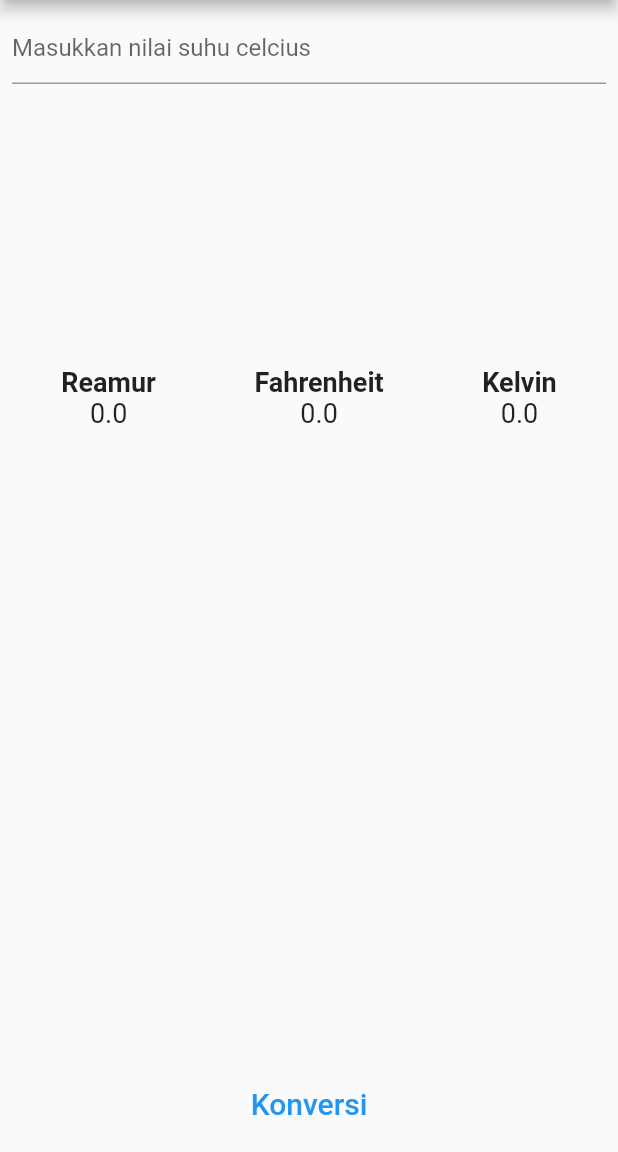
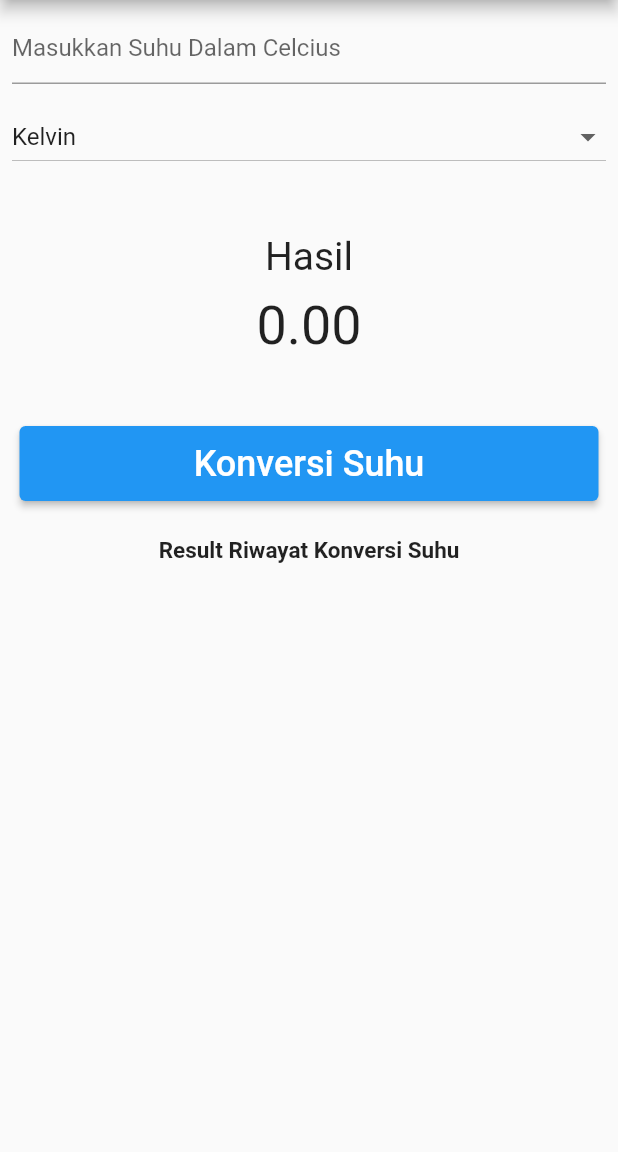
Before and after one commit to arvandha121/flutter_project4_ConverterSuhu, a Flutter app: the screen it shows after launch, on a phone screen of 412 x 824 dp, the part 84-1236 px from its top. Run offline on Flutter 3.47's test engine with Material 2 defaults, Android fonts, the light colour scheme and no system bars; missing offline and left inert: dart:html.

Commit message:
Riwayat Dan Dropdown Suhu

```diff
--- /dev/null
+++ b/lib/flutter/input.dart
@@ -0,0 +1,29 @@
+import 'package:flutter/material.dart';
+import 'package:flutter/services.dart';
+
+class Input extends StatelessWidget {
+  const Input({
+    Key? key,
+    required this.etInput,
+  }) : super(key: key);
+
+  final TextEditingController etInput;
+
+  @override
+  Widget build(BuildContext context) {
+    var WhitelistingTextInputFormatter;
+    return TextFormField(
+      controller: etInput,
+      validator: (value) {
+        if (value == null || value.isEmpty) {
+          return 'Silahkan masukkan suhu dalam celcius';
+        }
+        return null;
+      },
+      decoration: const InputDecoration(
+        hintText: 'Masukkan Suhu Dalam Celcius',
+      ),
+      keyboardType: TextInputType.number,
+    );
+  }
+}
--- /dev/null
+++ b/lib/flutter/result.dart
@@ -0,0 +1,35 @@
+import 'package:flutter/material.dart';
+
+class Result extends StatelessWidget {
+  const Result({Key? key, required double result})
+      : _kelvin = result,
+        super(key: key);
+
+  final double _kelvin;
+
+  @override
+  Widget build(BuildContext context) {
+    return Column(
+      // ignore: prefer_const_literals_to_create_immutables
+      children: [
+        Container(
+          padding: const EdgeInsets.fromLTRB(5, 30, 5, 30),
+          child: Column(
+            crossAxisAlignment: CrossAxisAlignment.center,
+            children: [
+              const Text(
+                "Hasil",
+                style: TextStyle(fontSize: 26),
+              ),
+              const Padding(padding: EdgeInsets.only(bottom: 10)),
+              Text(
+                _kelvin.toStringAsFixed(2),
+                style: const TextStyle(fontSize: 36),
+              )
+            ],
+          ),
+        ),
+      ],
+    );
+  }
+}
--- a/lib/main.dart
+++ b/lib/main.dart
@@ -1,6 +1,9 @@
 import 'dart:html';
 
 import 'package:flutter/material.dart';
+import 'package:flutter/services.dart';
+import 'flutter/result.dart';
+import 'flutter/input.dart';
 
 void main() {
   runApp(const MyApp());
@@ -25,6 +28,7 @@ class MyApp extends StatelessWidget {
         // Notice that the counter didn't reset back to zero; the application
         // is not restarted.
         primarySwatch: Colors.blue,
+        visualDensity: VisualDensity.adaptivePlatformDensity,
       ),
       home: const MyHomePage(title: 'My App - Suhu Converter'),
     );
@@ -53,20 +57,78 @@ class _MyHomePageState extends State<MyHomePage> {
   TextEditingController etInput = new TextEditingController();
 
   //Menentukan variabel input
+  double input = 0;
+  double result = 0;
   double celcius = 0;
   double kelvin = 0;
   double fahrenheit = 0;
   double reamur = 0;
 
+  // Membuat variabel list dropdown suhu
+  var listSatuanSuhu = ["Kelvin", "Reamur", "Fahrenheit"];
+  String selectedDropdown = "Kelvin";
+  List<String> listHasil = [];
+  final formKey = GlobalKey<FormState>();
+
   // Melakukan konversi
   konversi() {
     //dengan state
+    setState(
+      () {
+        if (formKey.currentState!.validate()) {
+          // ignore: avoid_print
+          print(listHasil.length);
+          input = double.parse(etInput.text);
+          switch (selectedDropdown) {
+            case "Kelvin":
+              {
+                // statements;
+                result = input + 273;
+                listHasil.add("Konversi dari input " +
+                    "$input" +
+                    " ke Kelvin adalah : " +
+                    "$result");
+              }
+              break;
+
+            case "Reamur":
+              {
+                //statements;
+                result = input * 4 / 5;
+                listHasil.add("Konversi dari input " +
+                    "$input" +
+                    " ke Reamur adalah : " +
+                    "$result");
+              }
+              break;
+
+            case "Fahrenheit":
+              {
+                //statements;
+                result = 9 / 5 * input + 32;
+                listHasil.add("Konversi dari input " +
+                    "$input" +
+                    " ke Fahrenheit adalah : " +
+                    "$result");
+                ;
+              }
+              break;
+          }
+        }
+      },
+    );
+    // celcius = double.parse(etInput.text);
+    // reamur = 4 / 5 * celcius;
+    // fahrenheit = (9 / 5 * celcius) + 32;
+    // kelvin = 273.15 + celcius;
+  }
+
+  // Membuat Dropdown values
+  DropdownChanged(value) {
     setState(() {
-      celcius = double.parse(etInput.text);
-      reamur = 4 / 5 * celcius;
-      fahrenheit = (9 / 5 * celcius) + 32;
-      kelvin = 273.15 + celcius;
+      selectedDropdown = value.toString();
     });
+    konversi();
   }
 
   @override
@@ -75,89 +137,168 @@ class _MyHomePageState extends State<MyHomePage> {
       appBar: AppBar(
         title: Text(widget.title),
       ),
-      body: Container(
-        margin: EdgeInsets.all(8),
+      body: Padding(
+        padding: const EdgeInsets.all(8.0),
+        child: Container(
           child: Column(
-          children: [
+            children: <Widget>[
               Expanded(
                 child: Column(
                   mainAxisAlignment: MainAxisAlignment.spaceBetween,
                   children: <Widget>[
-                  TextFormField(
-                    keyboardType: TextInputType.number,
-                    controller: etInput,
-                    decoration: InputDecoration(
-                      hintText: "Masukkan nilai suhu celcius",
+                    // TextFormField(
+                    //   keyboardType: TextInputType.number,
+                    //   controller: etInput,
+                    //   decoration: InputDecoration(
+                    //     hintText: "Masukkan nilai suhu",
+                    //   ),
+                    // ),
+                    Form(
+                      key: formKey,
+                      child: Input(etInput: etInput),
+                    ),
+                    Padding(
+                      padding: const EdgeInsets.all(0.0),
+                      child: Container(
+                        child: DropdownButton(
+                          items: listSatuanSuhu.map((String value) {
+                            return DropdownMenuItem(
+                              value: value,
+                              child: Text(value),
+                            );
+                          }).toList(),
+                          value: selectedDropdown,
+                          onChanged: DropdownChanged,
+                          isExpanded: true,
                         ),
                       ),
-                  Center(
-                    child: Row(
-                      mainAxisAlignment: MainAxisAlignment.spaceAround,
-                      children: <Widget>[
-                        Column(
-                          children: <Widget>[
-                            Text(
-                              "Reamur",
-                              style: TextStyle(
-                                fontSize: 18,
-                                fontWeight: FontWeight.bold,
                     ),
-                            ),
-                            Text(
-                              "$reamur",
-                              style: TextStyle(fontSize: 18),
+                    Row(
+                      mainAxisAlignment: MainAxisAlignment.center,
+                      children: [
+                        Result(
+                          result: result,
                         ),
                       ],
                     ),
-                        Column(
-                          children: <Widget>[
-                            Text(
-                              "Fahrenheit",
-                              style: TextStyle(
-                                fontSize: 18,
-                                fontWeight: FontWeight.bold,
+                    // Center(
+                    //   child: Row(
+                    //     mainAxisAlignment: MainAxisAlignment.spaceAround,
+                    //     children: <Widget>[
+                    //       Column(
+                    //         children: <Widget>[
+                    //           Text(
+                    //             "Reamur",
+                    //             style: TextStyle(
+                    //               fontSize: 18,
+                    //               fontWeight: FontWeight.bold,
+                    //             ),
+                    //           ),
+                    //           Text(
+                    //             "$reamur",
+                    //             style: TextStyle(fontSize: 18),
+                    //           ),
+                    //         ],
+                    //       ),
+                    //       Column(
+                    //         children: <Widget>[
+                    //           Text(
+                    //             "Fahrenheit",
+                    //             style: TextStyle(
+                    //               fontSize: 18,
+                    //               fontWeight: FontWeight.bold,
+                    //             ),
+                    //           ),
+                    //           Text(
+                    //             "$fahrenheit",
+                    //             style: TextStyle(fontSize: 18),
+                    //           ),
+                    //         ],
+                    //       ),
+                    //       Column(
+                    //         children: <Widget>[
+                    //           Text(
+                    //             "Kelvin",
+                    //             style: TextStyle(
+                    //               fontSize: 18,
+                    //               fontWeight: FontWeight.bold,
+                    //             ),
+                    //           ),
+                    //           Text(
+                    //             "$kelvin",
+                    //             style: TextStyle(fontSize: 18),
+                    //           ),
+                    //         ],
+                    //       ),
+                    //     ],
+                    //   ),
+                    // ),
+                    Padding(
+                      padding: const EdgeInsets.all(5.0),
+                      child: Container(
+                        width: double.infinity,
+                        height: 50,
+                        child: ElevatedButton(
+                          style: ElevatedButton.styleFrom(
+                            minimumSize: const Size(double.infinity, 100),
+                          ),
+                          onPressed: konversi,
+                          child: const Text(
+                            'Konversi Suhu',
+                            style: TextStyle(fontSize: 24),
                           ),
                         ),
-                            Text(
-                              "$fahrenheit",
-                              style: TextStyle(fontSize: 18),
+                      ),
+                    ),
+                    Padding(
+                      padding: const EdgeInsets.all(8.0),
+                      child: Row(
+                        mainAxisAlignment: MainAxisAlignment.spaceAround,
+                        children: [
+                          Expanded(
+                            child: Center(
+                              child: Text(
+                                "Result Riwayat Konversi Suhu",
+                                style: TextStyle(
+                                    fontSize: 15, fontWeight: FontWeight.bold),
+                              ),
+                            ),
                           ),
                         ],
                       ),
-                        Column(
-                          children: <Widget>[
-                            Text(
-                              "Kelvin",
-                              style: TextStyle(
-                                fontSize: 18,
-                                fontWeight: FontWeight.bold,
-                              ),
-                            ),
-                            Text(
-                              "$kelvin",
-                              style: TextStyle(fontSize: 18),
-                            ),
-                          ],
-                        ),
+                    )
+                    // TextButton(
+                    //   onPressed: konversi,
+                    //   child: Text(
+                    //     'Konversi',
+                    //     style: TextStyle(fontSize: 20),
+                    //   ),
+                    // ),
                   ],
                 ),
               ),
-                  Container(
-                    width: double.infinity,
-                    height: 50,
+              Expanded(
+                child: ListView.builder(
+                  itemCount: listHasil.length,
+                  itemBuilder: (context, index) {
+                    return Container(
+                      margin: const EdgeInsets.only(top: 20),
+                      child: SingleChildScrollView(
+                        child: Padding(
+                          padding: const EdgeInsets.only(bottom: 10),
+                          child: Text(
+                            listHasil[index],
+                            style: const TextStyle(fontSize: 17),
                           ),
-                  TextButton(
-                    onPressed: konversi,
-                    child: Text(
-                      'Konversi',
-                      style: TextStyle(fontSize: 20),
+                        ),
+                      ),
+                    );
+                  },
                 ),
               ),
             ],
           ),
         ),
-          ],
-        ),
       ),
     );
   }
```
Lines whose indentation alone changed are shown as unchanged.
